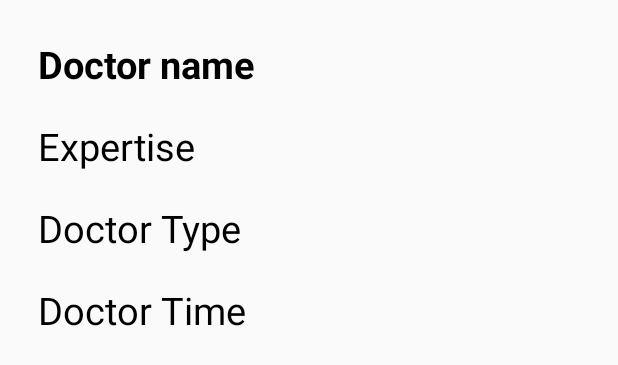
After one commit to PrekshaPankhuri/MedicoFromHome, an Android app: the layout doctor_item.xml on its own in the app's theme, with its tools: preview values and no code run, on a phone screen of 412 x 824 dp. The commit adds this screen. Shown: the top 365 px of the screen. Run offline under Robolectric (Android 15) with nearby library versions, the phone set to English and light mode, and no system bars.

Commit message:
added doctor datA retrieve

```diff
--- a/app/src/main/AndroidManifest.xml
+++ b/app/src/main/AndroidManifest.xml
@@ -16,6 +16,9 @@
         android:roundIcon="@mipmap/ic_launcher_round"
         android:supportsRtl="true"
         android:theme="@style/AppTheme">
+        <activity
+            android:name=".activity_doctor_data"
+            android:exported="false" />
         <activity
             android:name=".AdminHospitalData"
             android:exported="false" />
--- /dev/null
+++ b/app/src/main/res/layout/doctor_item.xml
@@ -0,0 +1,55 @@
+<?xml version="1.0" encoding="utf-8"?>
+<androidx.constraintlayout.widget.ConstraintLayout xmlns:android="http://schemas.android.com/apk/res/android"
+    xmlns:app="http://schemas.android.com/apk/res-auto"
+    android:layout_width="match_parent"
+    android:layout_height="wrap_content">
+
+    <RelativeLayout
+        android:layout_width="match_parent"
+        android:layout_height="wrap_content"
+        android:padding="15dp"
+        app:layout_constraintStart_toStartOf="parent"
+        app:layout_constraintTop_toTopOf="parent">
+
+        <TextView
+            android:id="@+id/DocName"
+            android:layout_width="match_parent"
+            android:layout_height="wrap_content"
+            android:padding="10dp"
+            android:text="Doctor name"
+            android:textColor="#000"
+            android:textSize="25sp"
+            android:textStyle="bold" />
+
+        <TextView
+            android:id="@+id/doctorExper"
+            android:layout_width="match_parent"
+            android:layout_height="wrap_content"
+            android:layout_below="@+id/DocName"
+            android:padding="10dp"
+            android:text="Expertise"
+            android:textColor="#000"
+            android:textSize="25sp" />
+
+        <TextView
+            android:id="@+id/DoctType"
+            android:layout_width="match_parent"
+            android:layout_height="wrap_content"
+            android:layout_below="@+id/doctorExper"
+            android:padding="10dp"
+            android:text="Doctor Type"
+            android:textColor="#000"
+            android:textSize="25sp" />
+
+        <TextView
+            android:id="@+id/DoctTime"
+            android:layout_width="match_parent"
+            android:layout_height="wrap_content"
+            android:layout_below="@+id/DoctType"
+            android:padding="10dp"
+            android:text="Doctor Time"
+            android:textColor="#000"
+            android:textSize="25sp" />
+
+    </RelativeLayout>
+</androidx.constraintlayout.widget.ConstraintLayout>
```
Also changed, not shown: app/src/main/java/coding/insight/cleanuiloginregister/DoctorAdapter.java (added, +55 -0 lines), app/src/main/java/coding/insight/cleanuiloginregister/DoctorModel.java (added, +67 -0 lines), app/src/main/java/coding/insight/cleanuiloginregister/MainActivity.java (+11 -1 lines), app/src/main/java/coding/insight/cleanuiloginregister/activity_doctor_data.java (added, +46 -0 lines), app/src/main/res/layout/activity_doctor_data.xml (added, +26 -0 lines).
